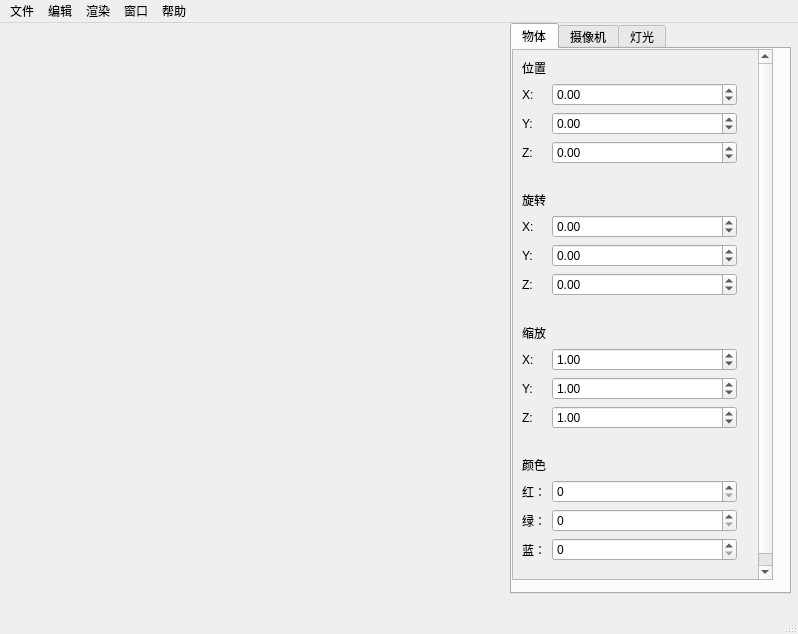
First picture: the form in RenderLite/mainwindow.ui, repository mumu-sild/RenderLite, before the edit.
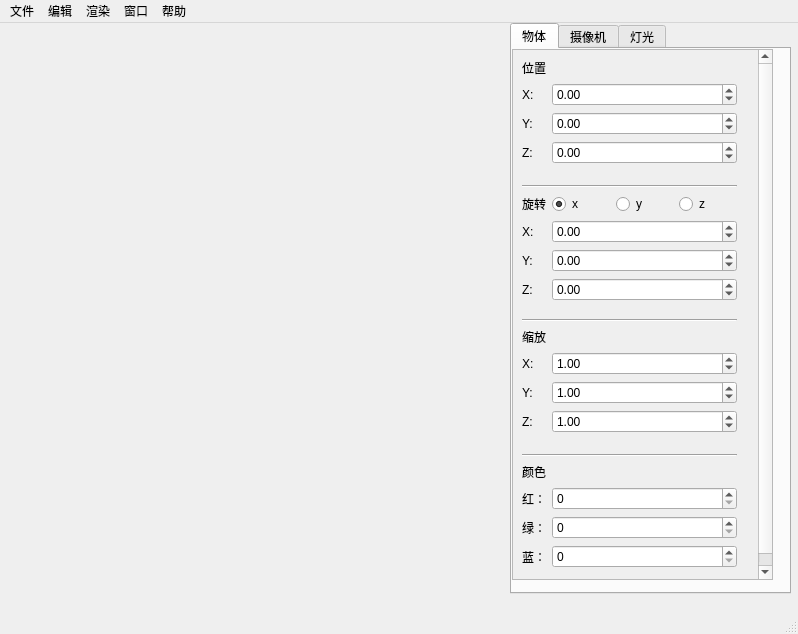
Second picture: the form after the edit.

```diff
--- a/RenderLite/mainwindow.ui
+++ b/RenderLite/mainwindow.ui
@@ -144,6 +144,13 @@
           </item>
          </layout>
         </item>
+        <item>
+         <widget class="Line" name="line">
+          <property name="orientation">
+           <enum>Qt::Horizontal</enum>
+          </property>
+         </widget>
+        </item>
         <item>
          <layout class="QFormLayout" name="formLayout_2">
           <item row="0" column="0">
@@ -219,8 +226,46 @@
             </property>
            </widget>
           </item>
+          <item row="0" column="1">
+           <layout class="QHBoxLayout" name="horizontalLayout">
+            <item>
+             <widget class="QRadioButton" name="object_rotation_x_radioButton">
+              <property name="text">
+               <string>x</string>
+              </property>
+              <property name="checked">
+               <bool>true</bool>
+              </property>
+             </widget>
+            </item>
+            <item>
+             <widget class="QRadioButton" name="object_rotation_y_radioButton">
+              <property name="text">
+               <string>y</string>
+              </property>
+             </widget>
+            </item>
+            <item>
+             <widget class="QRadioButton" name="object_rotation_z_radioButton">
+              <property name="text">
+               <string>z</string>
+              </property>
+             </widget>
+            </item>
+           </layout>
+          </item>
          </layout>
         </item>
+        <item>
+         <widget class="Line" name="line_2">
+          <property name="autoFillBackground">
+           <bool>false</bool>
+          </property>
+          <property name="orientation">
+           <enum>Qt::Horizontal</enum>
+          </property>
+         </widget>
+        </item>
         <item>
          <layout class="QFormLayout" name="formLayout_3">
           <item row="0" column="0">
@@ -292,6 +337,13 @@
           </item>
          </layout>
         </item>
+        <item>
+         <widget class="Line" name="line_3">
+          <property name="orientation">
+           <enum>Qt::Horizontal</enum>
+          </property>
+         </widget>
+        </item>
         <item>
          <layout class="QFormLayout" name="formLayout_5">
           <item row="0" column="0">
```
Left out of the diff: 14 changed lines with no effect on the pictures.
